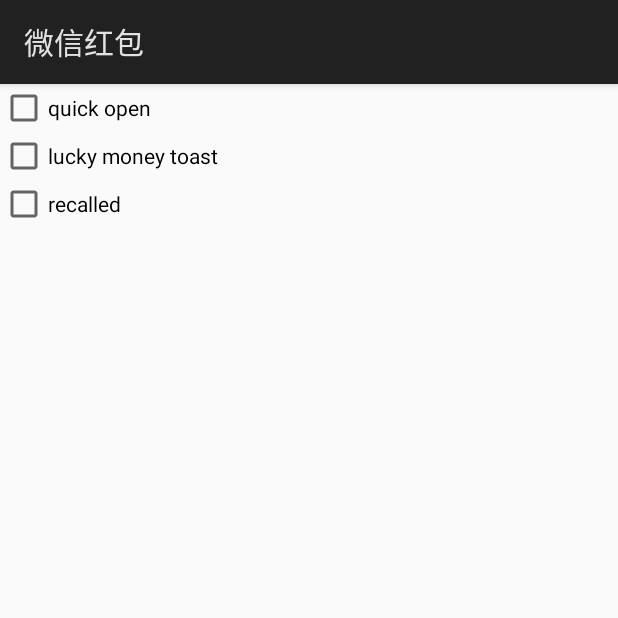
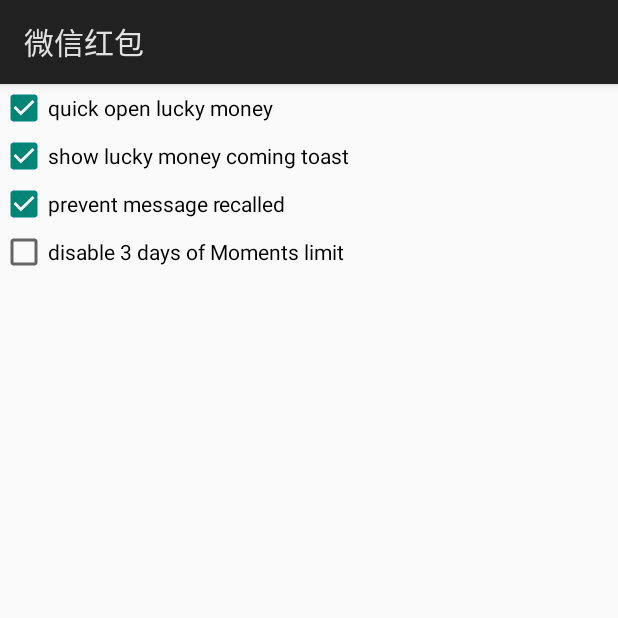
Before and after one commit to WaterlooBridge/FakeLocation, an Android app: the LuckMoneySetting screen opened directly, with no data from a screen before it, on a phone screen of 412 x 824 dp, the top half of it. Run offline under Robolectric (Android 15) with nearby library versions, the phone set to English and light mode, and no system bars.

```diff
--- a/app/src/main/java/com/xposed/hook/LuckMoneySetting.java
+++ b/app/src/main/java/com/xposed/hook/LuckMoneySetting.java
@@ -16,6 +16,7 @@ public class LuckMoneySetting extends Activity {
     private CheckBox cb;
     private CheckBox cb2;
     private CheckBox cb3;
+    private CheckBox cb4;
 
     @Override
     protected void onCreate(@Nullable Bundle savedInstanceState) {
@@ -25,10 +26,12 @@ public class LuckMoneySetting extends Activity {
         cb = (CheckBox) findViewById(R.id.cb);
         cb2 = (CheckBox) findViewById(R.id.cb2);
         cb3 = (CheckBox) findViewById(R.id.cb3);
+        cb4 = (CheckBox) findViewById(R.id.cb4);
         final SharedPreferences sp = getSharedPreferences("lucky_money", MODE_WORLD_READABLE);
-        cb.setChecked(sp.getBoolean("quick_open", false));
-        cb2.setChecked(sp.getBoolean("auto_receive", false));
-        cb3.setChecked(sp.getBoolean("recalled", false));
+        cb.setChecked(sp.getBoolean("quick_open", true));
+        cb2.setChecked(sp.getBoolean("auto_receive", true));
+        cb3.setChecked(sp.getBoolean("recalled", true));
+        cb4.setChecked(sp.getBoolean("3_days_Moments", false));
         cb.setOnCheckedChangeListener(new CompoundButton.OnCheckedChangeListener() {
             @Override
             public void onCheckedChanged(CompoundButton buttonView, boolean isChecked) {
@@ -47,5 +50,11 @@ public class LuckMoneySetting extends Activity {
                 sp.edit().putBoolean("recalled", isChecked).commit();
             }
         });
+        cb4.setOnCheckedChangeListener(new CompoundButton.OnCheckedChangeListener() {
+            @Override
+            public void onCheckedChanged(CompoundButton buttonView, boolean isChecked) {
+                sp.edit().putBoolean("3_days_Moments", isChecked).commit();
+            }
+        });
     }
 }
--- a/app/src/main/res/layout/activity_lucky_money_setting.xml
+++ b/app/src/main/res/layout/activity_lucky_money_setting.xml
@@ -8,18 +8,24 @@
         android:id="@+id/cb"
         android:layout_width="match_parent"
         android:layout_height="wrap_content"
-        android:text="quick open" />
+        android:text="quick open lucky money" />
 
     <CheckBox
         android:id="@+id/cb2"
         android:layout_width="match_parent"
         android:layout_height="wrap_content"
-        android:text="lucky money toast" />
+        android:text="show lucky money coming toast" />
 
     <CheckBox
         android:id="@+id/cb3"
         android:layout_width="match_parent"
         android:layout_height="wrap_content"
-        android:text="recalled"/>
+        android:text="prevent message recalled"/>
+
+    <CheckBox
+        android:id="@+id/cb4"
+        android:layout_width="match_parent"
+        android:layout_height="wrap_content"
+        android:text="disable 3 days of Moments limit"/>
 
 </LinearLayout>
```
Also changed, not shown: app/src/main/java/com/xposed/hook/LuckyMoneyHook.java (+7 -5 lines), app/src/main/java/com/xposed/hook/wechat/WechatUnrecalledHook.java (+24 -5 lines).
